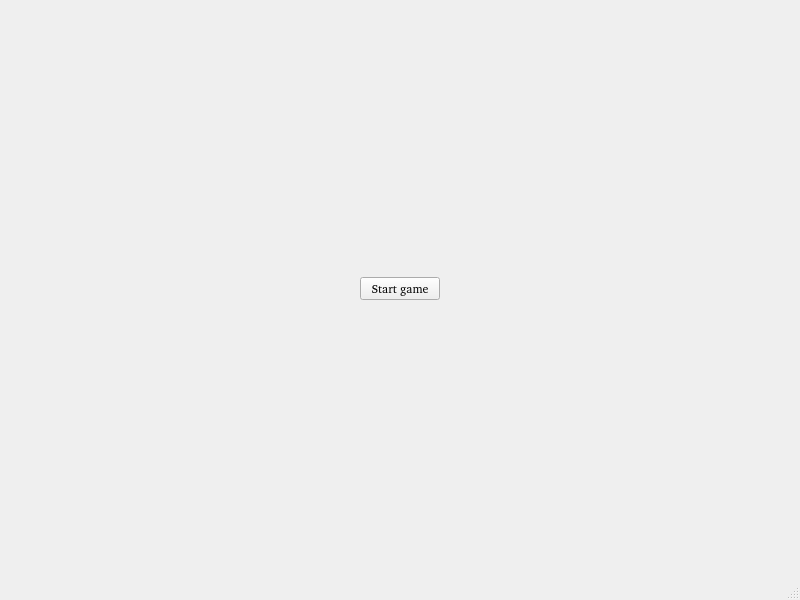
Before: the Qt Designer form startmenu.ui in B3R63R/ChessApp, drawn with Qt 5.
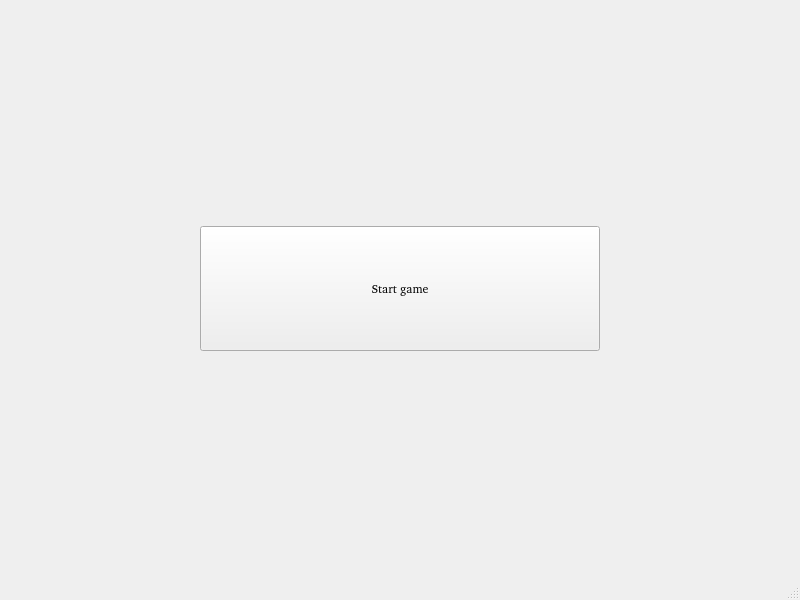
After: the same form once the commit is applied.

What changed in the file:
```diff
--- a/startmenu.ui
+++ b/startmenu.ui
@@ -18,11 +18,17 @@
     <item>
      <widget class="QPushButton" name="startButton">
       <property name="sizePolicy">
-       <sizepolicy hsizetype="Maximum" vsizetype="Fixed">
+       <sizepolicy hsizetype="Expanding" vsizetype="Fixed">
         <horstretch>0</horstretch>
         <verstretch>0</verstretch>
        </sizepolicy>
       </property>
+      <property name="maximumSize">
+       <size>
+        <width>400</width>
+        <height>125</height>
+       </size>
+      </property>
       <property name="font">
        <font>
         <family>URW Bookman [urw]</family>
```
